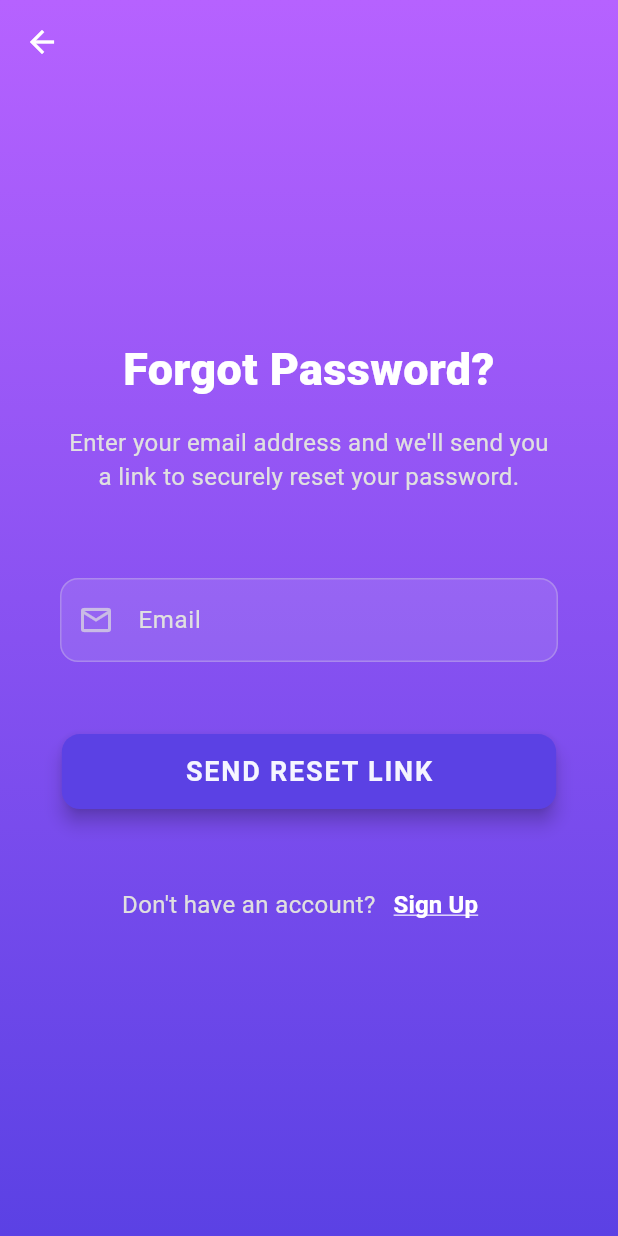
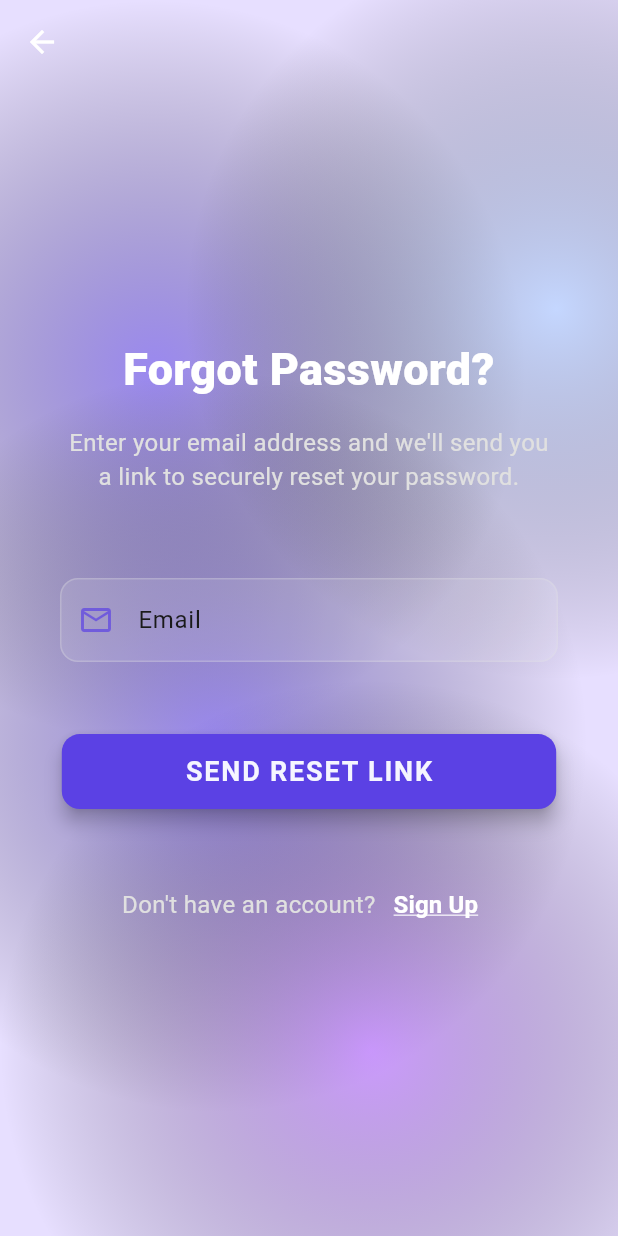
Before and after one commit to yobernu/devtech-intern, a Flutter app: the ForgotPasswordScreen screen opened by its route, on a phone screen of 412 x 824 dp. Run offline on Flutter 3.47's test engine with Material 3 defaults, Android fonts, the light colour scheme and no system bars; our stand-ins replace app_links, bloc, cloud_firestore, dartz, equatable, firebase_auth and 10 more; accounts and stored records are empty.

Commit message:
updated background design

```diff
--- a/quizapp/lib/features/auth/presentation/screens/forgot_password_screen.dart
+++ b/quizapp/lib/features/auth/presentation/screens/forgot_password_screen.dart
@@ -2,6 +2,7 @@ import 'package:flutter/material.dart';
 import 'package:quizapp/core/constants/appcolors.dart';
 import 'package:quizapp/features/auth/presentation/widgets/auth_input_field.dart';
 import 'package:quizapp/features/auth/presentation/widgets/custom_button.dart';
+import 'package:quizapp/features/presentation/helpers/meshBackground.dart';
 import 'package:quizapp/features/presentation/navigation/navigation.dart';
 
 class ForgotPasswordScreen extends StatefulWidget {
@@ -51,14 +52,14 @@ class _ForgotPasswordScreenState extends State<ForgotPasswordScreen> {
         iconTheme: const IconThemeData(color: AppColors.surfaceWhite),
       ),
       extendBodyBehindAppBar: true,
-      body: Container(
-        decoration: const BoxDecoration(
-          gradient: LinearGradient(
-            colors: [AppColors.secondaryPurple, AppColors.primaryPurple],
-            begin: Alignment.topCenter,
-            end: Alignment.bottomCenter,
-          ),
-        ),
+      body: MeshGradientBackground(
+        // decoration: const BoxDecoration(
+        //   gradient: LinearGradient(
+        //     colors: [AppColors.secondaryPurple, AppColors.primaryPurple],
+        //     begin: Alignment.topCenter,
+        //     end: Alignment.bottomCenter,
+        //   ),
+        // ),
         child: SingleChildScrollView(
           child: SafeArea(
             child: SizedBox(
@@ -97,7 +98,6 @@ class _ForgotPasswordScreenState extends State<ForgotPasswordScreen> {
 
                   const SizedBox(height: 48),
 
-                  // Form Area
                   Form(
                     key: _formKey,
                     child: AuthInputField(
@@ -107,7 +107,6 @@ class _ForgotPasswordScreenState extends State<ForgotPasswordScreen> {
                     ),
                   ),
 
-                  // Submission Button
                   const SizedBox(height: 40),
                   AuthButton(
                     onPressed: _handleForgotPassword,
@@ -115,7 +114,6 @@ class _ForgotPasswordScreenState extends State<ForgotPasswordScreen> {
                      fgColor: AppColors.lightSurface,
                   ),
 
-                  // Signup Redirect
                   const SizedBox(height: 40),
                   Row(
                     mainAxisAlignment: MainAxisAlignment.center,
@@ -130,8 +128,7 @@ class _ForgotPasswordScreenState extends State<ForgotPasswordScreen> {
                       ),
                       TextButton(
                         onPressed: () {
-                          // TODO: Replace with actual navigation logic
-                          // Navigator.pushNamed(context, AppRoutes.signup);
+                          Navigator.pushNamed(context, AppRoutes.signup);
                         },
                         child: const Text(
                           'Sign Up',
--- a/quizapp/lib/features/auth/presentation/screens/signup_screen.dart
+++ b/quizapp/lib/features/auth/presentation/screens/signup_screen.dart
@@ -106,7 +106,7 @@ class _SignupScreenState extends State<SignupScreen> {
                           width: 120,
                           height: 120,
                           decoration: BoxDecoration(
-                            color: AppColors.surfaceWhite.withOpacity(0.9),
+                            color: AppColors.surfaceWhite.withOpacity(0.8),
                             borderRadius: BorderRadius.circular(20),
                             boxShadow: [
                               BoxShadow(
@@ -126,7 +126,6 @@ class _SignupScreenState extends State<SignupScreen> {
                           ),
                         ),
                       ),
-
                       // Title
                       SizedBox(height: size.height * 0.05),
                       const Text(
--- a/quizapp/lib/features/auth/presentation/widgets/auth_input_field.dart
+++ b/quizapp/lib/features/auth/presentation/widgets/auth_input_field.dart
@@ -32,10 +32,10 @@ class AuthInputField extends StatelessWidget {
         decoration: InputDecoration(
           labelText: labelText,
           labelStyle: const TextStyle(
-            color: AppColors.inputBorder,
+            color: AppColors.darkText,
             fontWeight: FontWeight.w400,
           ),
-          prefixIcon: Icon(icon, color: AppColors.inputBorder.withOpacity(0.7)),
+          prefixIcon: Icon(icon, color: AppColors.primaryPurple.withOpacity(0.7)),
           fillColor: AppColors.surfaceWhite.withOpacity(0.1),
           filled: true,
           border: OutlineInputBorder(
```
Also changed, not shown: quizapp/lib/features/auth/presentation/screens/login_screen.dart (+9 -8 lines).
